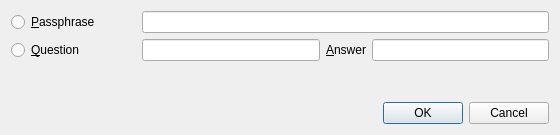
This is branches/trunk/UI/spot-on-unlock.ui in textbrowser/spot-on as Qt 5 draws it before an edit. The edited form follows.
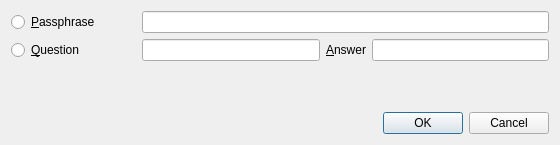
This is the edited form. Icons and pictures are not drawn.

Patch:
```diff
--- a/branches/trunk/UI/spot-on-unlock.ui
+++ b/branches/trunk/UI/spot-on-unlock.ui
@@ -7,7 +7,7 @@
     <x>0</x>
     <y>0</y>
     <width>560</width>
-    <height>135</height>
+    <height>145</height>
    </rect>
   </property>
   <property name="windowTitle">
```
